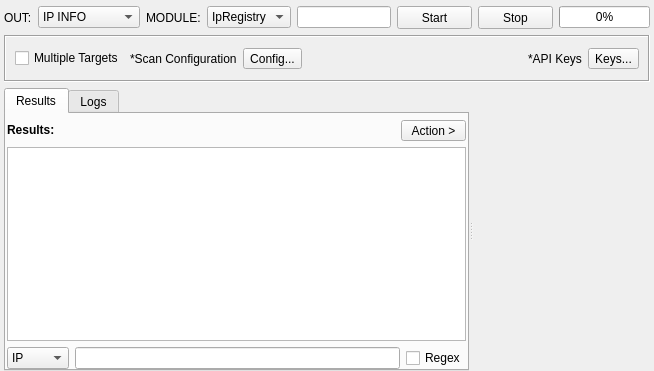
Old version of the form sub3suite/src/enums/ip/IpEnum.ui in the repository 3nock/OTE.
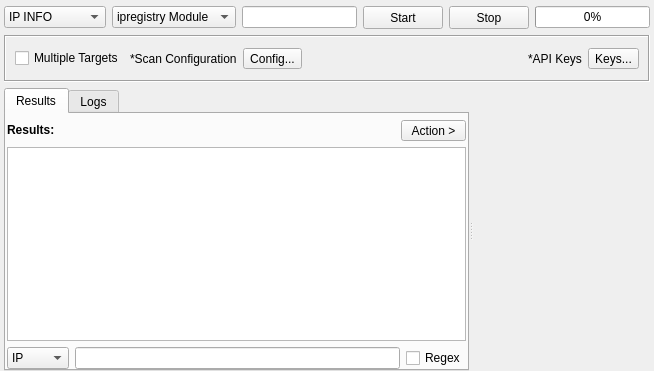
New version of the form. Custom widgets are drawn as their Qt base class.

What changed in the file:
```diff
--- a/sub3suite/src/enums/ip/IpEnum.ui
+++ b/sub3suite/src/enums/ip/IpEnum.ui
@@ -28,13 +28,6 @@
    </property>
    <item>
     <layout class="QHBoxLayout" name="horizontalLayout">
-     <item>
-      <widget class="QLabel" name="labelOut">
-       <property name="text">
-        <string>OUT:</string>
-       </property>
-      </widget>
-     </item>
      <item>
       <widget class="QComboBox" name="comboBoxOutput">
        <property name="minimumSize">
@@ -55,13 +48,6 @@
        </item>
       </widget>
      </item>
-     <item>
-      <widget class="QLabel" name="labelModule">
-       <property name="text">
-        <string>MODULE:</string>
-       </property>
-      </widget>
-     </item>
      <item>
       <widget class="QComboBox" name="comboBoxEngine">
        <property name="minimumSize">
@@ -72,7 +58,7 @@
        </property>
        <item>
         <property name="text">
-         <string>IpRegistry</string>
+         <string>ipregistry Module</string>
         </property>
        </item>
        <item>
```
Left out of the diff: 6 changed lines with no effect on the pictures.
